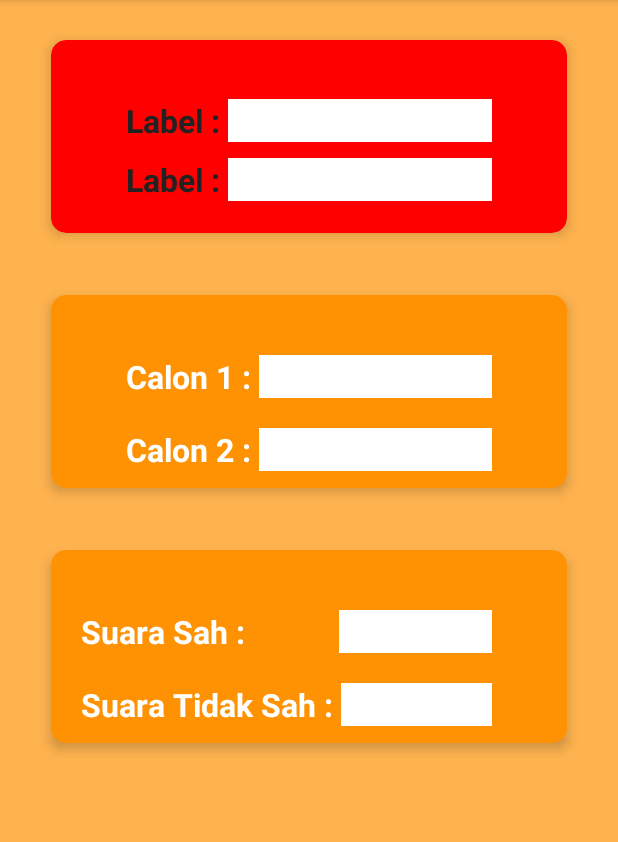
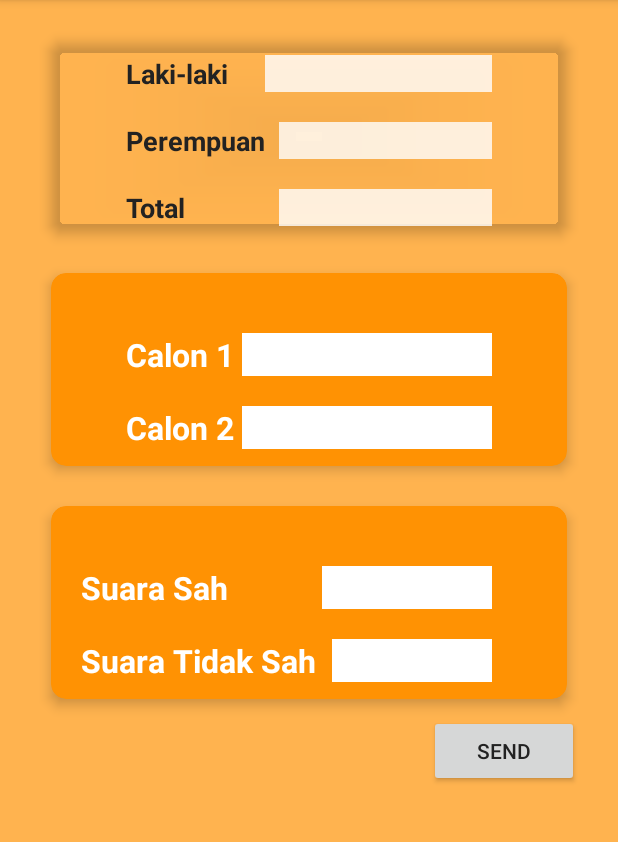
Before and after one commit to YosuaSandy/count, an Android app: the Keterangan screen opened directly, with no data from a screen before it, on a phone screen of 412 x 824 dp, the part 84-926 px from its top. Run offline under Robolectric (Android 15) with nearby library versions, the light colour scheme and no system bars; network calls fail.

Commit message:
Memasukan data keterangan dan perbaikan UI

```diff
--- a/app/src/main/res/layout/content_keterangan.xml
+++ b/app/src/main/res/layout/content_keterangan.xml
@@ -34,7 +34,7 @@
         android:layout_width="wrap_content"
         android:layout_height="150dp"
         card_view:cardCornerRadius="10dp"
-        card_view:cardBackgroundColor="@color/red"
+        card_view:cardBackgroundColor="@android:color/transparent"
         card_view:cardElevation="5dp"
         card_view:cardUseCompatPadding="true">
 
@@ -53,23 +53,26 @@
             android:layout_height="wrap_content"
             android:layout_width="wrap_content"
             android:textStyle="bold"
-            android:text="Label : "
-            android:textSize="21dp"
-            android:id="@+id/textlabel1"
-            android:layout_centerVertical="true"
+            android:text="Laki-laki "
+            android:textSize="18dp"
+            android:id="@+id/labellaki"
+            android:layout_marginTop="10dp"
+
 
             />
 
-        <EditText
-            android:id="@+id/edtlabel1"
+        <TextView
+            android:id="@+id/lakilaki"
             android:layout_height="wrap_content"
             android:layout_width="fill_parent"
-            android:textSize="21dp"
+            android:textSize="18dp"
             android:singleLine="true"
             android:ellipsize="end"
-            android:layout_centerVertical="true"
-            android:layout_toRightOf="@+id/textlabel1"
-            android:background="@color/white"
+            android:layout_toRightOf="@+id/labellaki"
+            android:layout_marginTop="10dp"
+            android:layout_marginLeft="20dp"
+            android:layout_centerHorizontal="true"
+            android:background="@color/white_transparent"
 
             />
 
@@ -77,26 +80,51 @@
             android:layout_height="wrap_content"
             android:layout_width="wrap_content"
             android:textStyle="bold"
-            android:text="Label : "
-            android:textSize="21dp"
-            android:id="@+id/textlabel2"
-            android:layout_below="@+id/textlabel1"
-            android:layout_marginTop="50dp"
+            android:text="Perempuan  "
+            android:textSize="18dp"
+            android:id="@+id/labelperempuan"
+            android:layout_below="@+id/labellaki"
+            android:layout_marginTop="20dp"
             />
 
-        <EditText
-            android:id="@+id/edtlabel2"
+        <TextView
+            android:id="@+id/perempuan"
             android:layout_height="wrap_content"
             android:layout_width="fill_parent"
-            android:textSize="21dp"
+            android:textSize="18dp"
             android:singleLine="true"
-            android:layout_toRightOf="@+id/textlabel2"
-            android:layout_below="@+id/textlabel1"
-            android:background="@color/white"
-            android:layout_marginTop="50dp"
+            android:layout_toRightOf="@+id/labelperempuan"
+            android:layout_below="@+id/lakilaki"
+            android:layout_centerHorizontal="true"
+            android:background="@color/white_transparent"
+            android:layout_marginTop="20dp"
 
             />
 
+        <TextView
+            android:layout_height="wrap_content"
+            android:layout_width="wrap_content"
+            android:textStyle="bold"
+            android:text="Total "
+            android:textSize="18dp"
+            android:id="@+id/labeltotal"
+            android:layout_below="@+id/labelperempuan"
+            android:layout_marginTop="20dp"
+            />
+
+        <TextView
+            android:id="@+id/total"
+            android:layout_height="wrap_content"
+            android:layout_width="fill_parent"
+            android:textSize="18dp"
+            android:singleLine="true"
+            android:layout_toRightOf="@+id/labelperempuan"
+            android:layout_below="@+id/perempuan"
+            android:layout_centerHorizontal="true"
+            android:background="@color/white_transparent"
+            android:layout_marginTop="20dp"
+
+            />
 
 
 
@@ -111,7 +139,7 @@
         android:layout_gravity="center"
         android:layout_width="wrap_content"
         android:layout_height="150dp"
-        android:layout_marginTop="20dp"
+        android:layout_marginTop="5dp"
         card_view:cardCornerRadius="10dp"
         card_view:cardBackgroundColor="@color/orange"
         card_view:cardElevation="5dp"
@@ -133,7 +161,7 @@
             android:layout_height="wrap_content"
             android:layout_width="wrap_content"
             android:textStyle="bold"
-            android:text="Calon 1 : "
+            android:text="Calon 1 "
             android:textSize="21dp"
             android:textColor="@color/white"
             android:id="@+id/textlabel3"
@@ -146,6 +174,7 @@
             android:layout_width="fill_parent"
             android:textSize="21dp"
             android:singleLine="true"
+            android:inputType="number"
             android:layout_toRightOf="@+id/textlabel3"
             android:background="@color/white"
 
@@ -155,7 +184,7 @@
             android:layout_height="wrap_content"
             android:layout_width="wrap_content"
             android:textStyle="bold"
-            android:text="Calon 2 : "
+            android:text="Calon 2 "
             android:textSize="21dp"
             android:id="@+id/textlabel4"
             android:textColor="@color/white"
@@ -167,6 +196,7 @@
             android:id="@+id/edtlabel4"
             android:layout_height="wrap_content"
             android:layout_width="fill_parent"
+            android:inputType="number"
             android:textSize="21dp"
             android:singleLine="true"
             android:layout_toRightOf="@+id/textlabel4"
@@ -175,7 +205,6 @@
             android:layout_marginTop="20dp"
 
             />
-
 
 
     </RelativeLayout>
@@ -190,7 +219,7 @@
         android:layout_height="150dp"
         card_view:cardCornerRadius="10dp"
         card_view:cardBackgroundColor="@color/orange"
-        android:layout_marginTop="20dp"
+        android:layout_marginTop="5dp"
         card_view:cardElevation="5dp"
         card_view:cardUseCompatPadding="true"
         android:layout_below="@+id/card_view2">
@@ -211,7 +240,7 @@
             android:layout_height="wrap_content"
             android:layout_width="wrap_content"
             android:textStyle="bold"
-            android:text="Suara Sah : "
+            android:text="Suara Sah "
             android:textSize="21dp"
             android:textColor="@color/white"
             android:id="@+id/textlabel5"
@@ -234,7 +263,7 @@
             android:layout_height="wrap_content"
             android:layout_width="wrap_content"
             android:textStyle="bold"
-            android:text="Suara Tidak Sah : "
+            android:text="Suara Tidak Sah  "
             android:textColor="@color/white"
             android:textSize="21dp"
             android:id="@+id/textlabel6"
@@ -246,6 +275,7 @@
             android:id="@+id/edtlabel6"
             android:layout_height="wrap_content"
             android:layout_width="fill_parent"
+            android:inputType="number"
             android:textSize="21dp"
             android:singleLine="true"
             android:layout_toRightOf="@+id/textlabel6"
@@ -260,12 +290,18 @@
     </RelativeLayout>
 
     </android.support.v7.widget.CardView>
+        <Button
+            style="?android:attr/buttonStyleSmall"
+            android:layout_width="100dp"
+            android:layout_height="wrap_content"
+            android:text="Send"
+            android:id="@+id/button"
+            android:layout_alignParentBottom="true"
+            android:layout_alignParentEnd="true"
+            android:layout_below="@+id/card_view3"/>
 
     </RelativeLayout>
 
     </ScrollView>
 
-
-
-
 </RelativeLayout>
--- a/app/src/main/res/layout/content_mainmenu.xml
+++ b/app/src/main/res/layout/content_mainmenu.xml
@@ -10,16 +10,16 @@
     android:paddingLeft="@dimen/activity_horizontal_margin"
     android:paddingRight="@dimen/activity_horizontal_margin"
     android:paddingTop="@dimen/activity_vertical_margin"
-    android:background="?android:attr/selectableItemBackground"
+    android:background="@drawable/woclass"
     app:layout_behavior="@string/appbar_scrolling_view_behavior"
     tools:context="com.example.sandy.quickcount.Mainmenu"
     tools:showIn="@layout/activity_mainmenu">
 
-    <RelativeLayout xmlns:android="http://schemas.android.com/apk/res/android"
-        android:layout_width="fill_parent"
-        android:layout_height="wrap_content"
-        android:background="@color/black"
-        android:id="@+id/RL1">
+    <!--<RelativeLayout xmlns:android="http://schemas.android.com/apk/res/android"-->
+        <!--android:layout_width="fill_parent"-->
+        <!--android:layout_height="wrap_content"-->
+        <!--android:background="@color/black"-->
+        <!--android:id="@+id/RL1">-->
 
 
 
@@ -31,7 +31,7 @@
         android:layout_height="wrap_content"
         android:clickable="true"
         android:focusable="true"
-        android:background="?android:attr/activatedBackgroundIndicator"
+        android:background="@android:color/transparent"
 
        android:scrollbars="vertical"/>
 
@@ -86,4 +86,4 @@
         <!--android:layout_height="50dp"-->
         <!--/>-->
 
-</RelativeLayout>
+<!--</RelativeLayout>-->
--- a/app/src/main/res/layout/content_pemilihan.xml
+++ b/app/src/main/res/layout/content_pemilihan.xml
@@ -10,6 +10,7 @@
     android:paddingTop="@dimen/activity_vertical_margin"
     android:clickable="true"
     android:focusable="true"
+    android:background="@drawable/woclass"
     app:layout_behavior="@string/appbar_scrolling_view_behavior"
     tools:context="com.example.sandy.quickcount.Profil"
     tools:showIn="@layout/activity_profil"
@@ -39,17 +40,17 @@
         android:textSize="18dp"
         android:textColor="@color/white"
         android:textStyle="bold"
-        android:layout_alignParentLeft="true"
+        android:layout_centerHorizontal="true"
         />
 
     <TextView
         android:id="@+id/alamat"
         android:layout_width="wrap_content"
         android:layout_height="wrap_content"
-        android:layout_alignParentRight="true"
+        android:layout_below="@+id/nomor"
         android:textStyle="bold"
         android:textColor="@color/white"
-
+        android:layout_centerHorizontal="true"
         />
 
 
--- a/app/src/main/res/layout/content_profil.xml
+++ b/app/src/main/res/layout/content_profil.xml
@@ -4,6 +4,7 @@
     xmlns:tools="http://schemas.android.com/tools"
     android:layout_width="match_parent"
     android:layout_height="match_parent"
+    android:background="@drawable/woclass"
     android:paddingBottom="@dimen/activity_vertical_margin"
     android:paddingLeft="@dimen/activity_horizontal_margin"
     android:paddingRight="@dimen/activity_horizontal_margin"
--- a/app/src/main/res/values/colors.xml
+++ b/app/src/main/res/values/colors.xml
@@ -7,6 +7,7 @@
     <color name="bg_register">#2e3237</color>
     <color name="bg_main">#428bca</color>
     <color name="white">#ffffff</color>
+    <color name="white_transparent">#ccffffff</color>
     <color name="input_login">#222222</color>
     <color name="input_login_hint">#999999</color>
     <color name="input_register">#888888</color>
@@ -21,6 +22,7 @@
     <color name= "gray">#9f9f9f</color>
     <color name="orange_light">#ffb34f</color>
     <color name="orange">#ff9203</color>
+    <color name="orange_transparent">#ccffb34f</color>
     <color name="orange_dark">#df7300</color>
     <color name="red">#ff0000</color>
 </resources>
```
Also changed, not shown: 73 other files.
